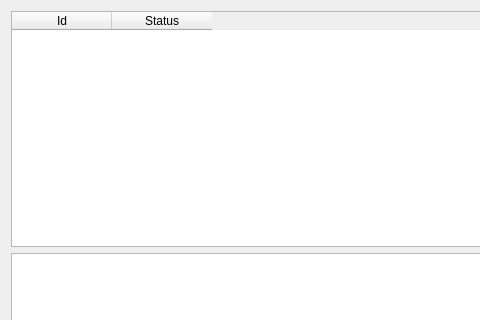
golemfactory/clay, file poc/golemPy/examples/gnr/ui/EnvironmentsDialog.ui: the form before one commit; both pictures show x 0 to 480 and y 0 to 320 of the 983 by 527 pixel window.
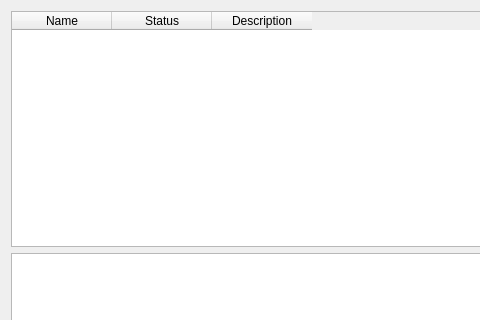
The form after the commit.

The edit to the form file:
```diff
--- a/poc/golemPy/examples/gnr/ui/EnvironmentsDialog.ui
+++ b/poc/golemPy/examples/gnr/ui/EnvironmentsDialog.ui
@@ -56,7 +56,7 @@
       <widget class="QTableWidget" name="tableWidget">
        <column>
         <property name="text">
-         <string>Id</string>
+         <string>Name</string>
         </property>
        </column>
        <column>
@@ -64,6 +64,11 @@
          <string>Status</string>
         </property>
        </column>
+       <column>
+        <property name="text">
+         <string>Description</string>
+        </property>
+       </column>
       </widget>
      </item>
     </layout>
```
Left out of the diff: 2 changed lines with no effect on the pictures.
